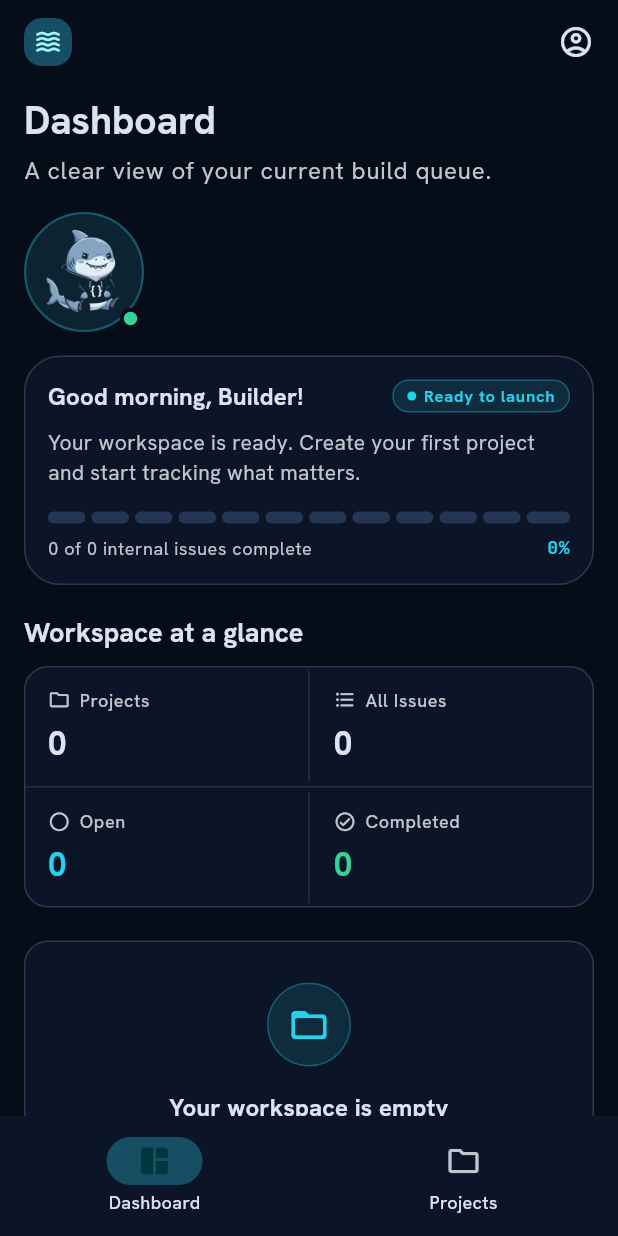
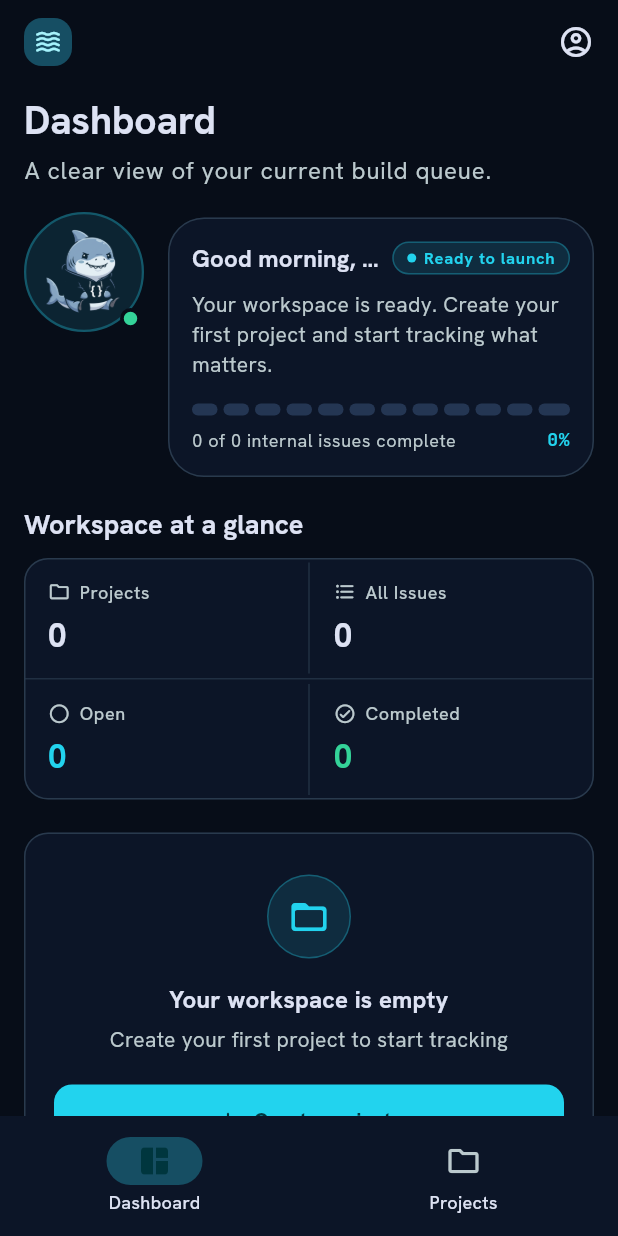
Before and after one commit to FrancisGiann/makko, a Flutter app: the screen it shows once a user with an empty profile is signed in, on a phone screen of 412 x 824 dp. Run offline on Flutter 3.47's test engine with Material 3 defaults, Android fonts, the phone set to English and light mode, and no system bars; our stand-ins replace flutter_riverpod, go_router, google_fonts, shared_preferences, supabase_flutter; accounts and stored records are empty.

Commit message:
feat(mobile): Batch 5 UI polish - Optimistic updates, sorting, dashboard layout, app icons

```diff
--- a/mobile/lib/features/dashboard/dashboard_screen.dart
+++ b/mobile/lib/features/dashboard/dashboard_screen.dart
@@ -362,10 +362,6 @@ class _MakkoCompanionState extends State<_MakkoCompanion>
           'You have ${stats.openIssues} open $itemWord across ${stats.projectCount} $projectWord. $completionRate% complete overall.';
     }
 
-    return LayoutBuilder(
-      builder: (context, constraints) {
-        final isWide = constraints.maxWidth >= 520;
-        if (isWide) {
     return Row(
       crossAxisAlignment: CrossAxisAlignment.start,
       children: [
@@ -380,18 +376,6 @@ class _MakkoCompanionState extends State<_MakkoCompanion>
           ),
         ),
       ],
-          );
-        }
-
-        return Column(
-          crossAxisAlignment: CrossAxisAlignment.start,
-          children: [
-            _buildAvatar(context),
-            const SizedBox(height: 12),
-            _buildSpeechBubbleCard(context, moodTag, moodColor, message),
-          ],
-        );
-      },
     );
   }
 }
```
Also changed, not shown: mobile/lib/features/projects/project_detail_screen.dart (+7 -0 lines), mobile/lib/providers/issues_provider.dart (+63 -6 lines), mobile/lib/services/issue_service.dart (+15 -8 lines), 11 other files. Lines whose indentation alone changed are shown as unchanged.
